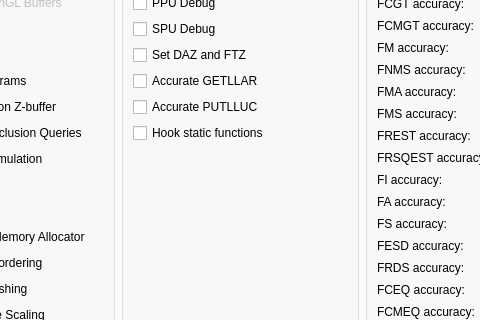
xlj44400/rpcs3, file rpcs3/rpcs3qt/settings_dialog.ui: the form before one commit; both pictures show x 144 to 624 and y 82 to 402 of the 774 by 675 pixel window.
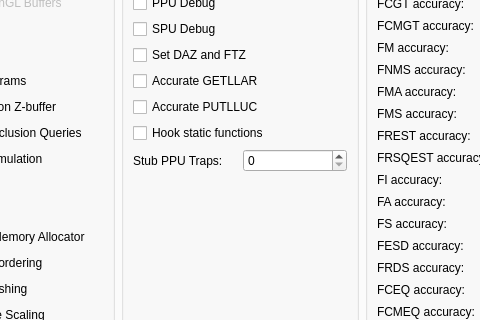
The form after the commit. The open tabs and pages were chosen to show the change. Icons and pictures are not drawn.

Commit message: UI: Stub PPU Trap

Patch:
```diff
--- a/rpcs3/rpcs3qt/settings_dialog.ui
+++ b/rpcs3/rpcs3qt/settings_dialog.ui
@@ -3465,6 +3465,20 @@
               </property>
              </widget>
             </item>
+              <item>
+               <layout class="QHBoxLayout" name="layout_ppu_trap" stretch="0,0">
+                <item>
+               <widget class="QLabel" name="ppu_trap_label">
+                <property name="text">
+                 <string>Stub PPU Traps:</string>
+                  </property>
+                 </widget>
+                </item>
+                <item>
+                 <widget class="QSpinBox" name="ppu_trap"/>
+                </item>
+               </layout>
+              </item>
             <item>
              <spacer name="verticalSpacer">
               <property name="orientation">
```
The commit also changes 2 other files.
